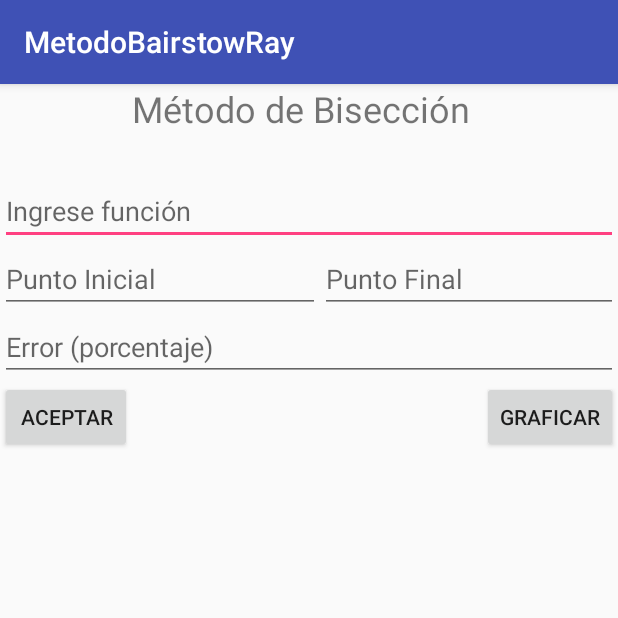
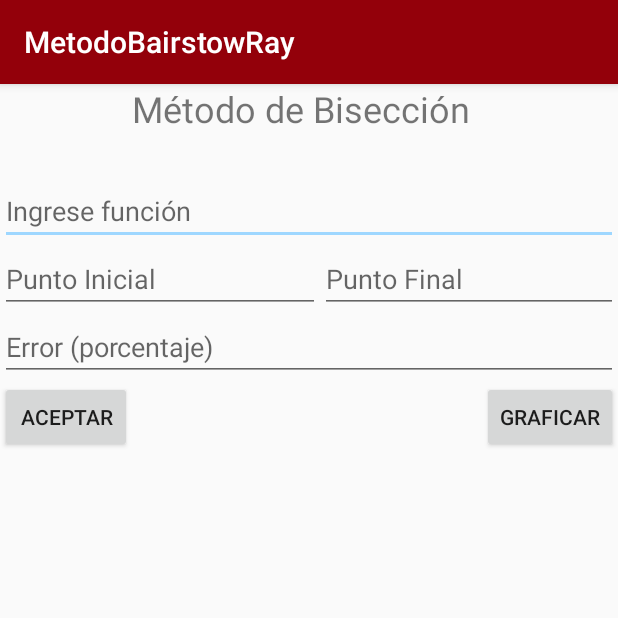
Before and after one commit to Rayoco1997/Metnumapp, an Android app: the MetodoBisecRay screen opened directly, with no data from a screen before it, on a phone screen of 412 x 824 dp, the top half of it. Run offline under Robolectric (Android 15) with nearby library versions, the phone set to English and light mode, and no system bars.

Commit message:
Cambio Colores

```diff
--- a/app/src/main/res/values/colors.xml
+++ b/app/src/main/res/values/colors.xml
@@ -1,6 +1,6 @@
 <?xml version="1.0" encoding="utf-8"?>
 <resources>
-    <color name="colorPrimary">#3F51B5</color>
-    <color name="colorPrimaryDark">#303F9F</color>
-    <color name="colorAccent">#FF4081</color>
+    <color name="colorPrimary">#93000a</color>
+    <color name="colorPrimaryDark">#510001</color>
+    <color name="colorAccent">#9ed7ff</color>
 </resources>
```
